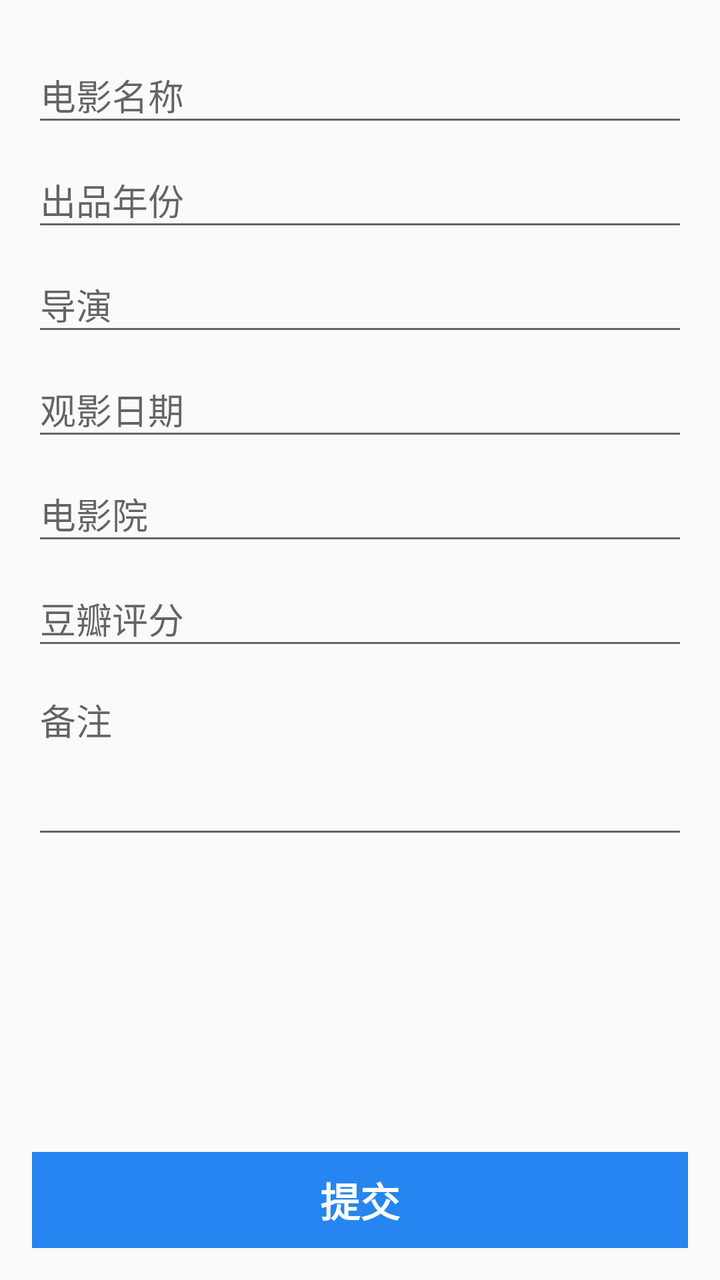
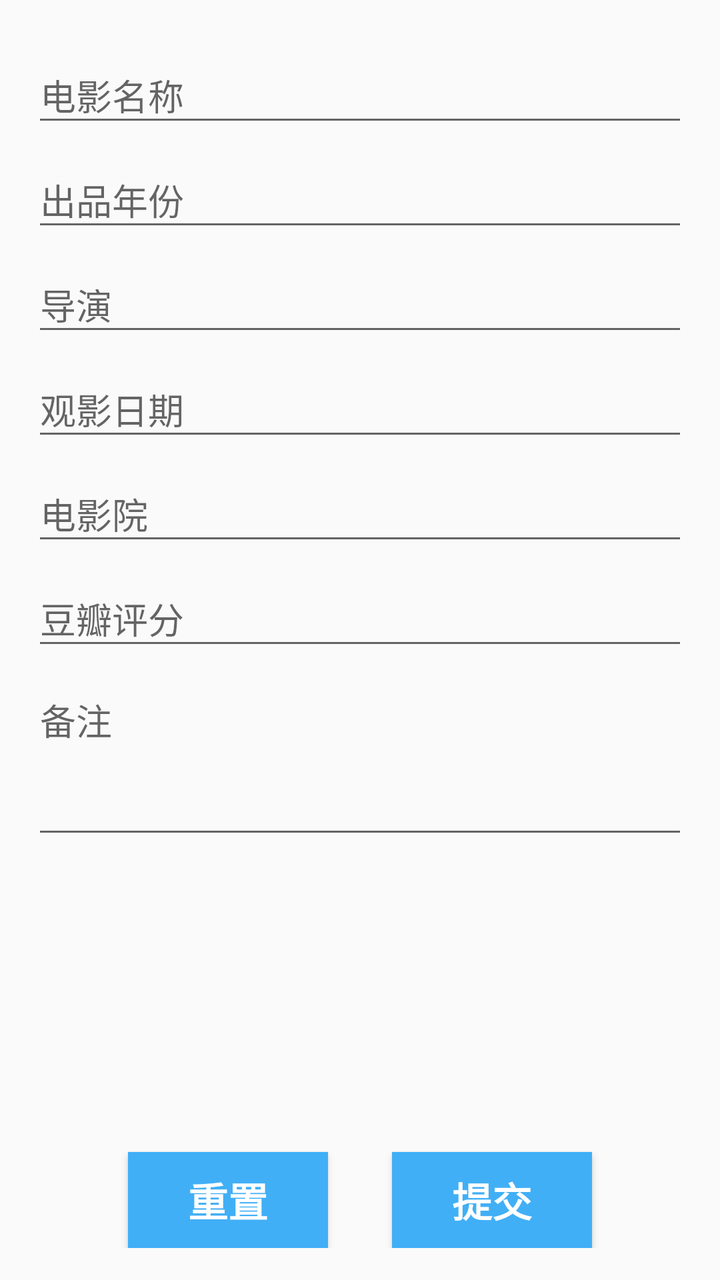

Screens rendered from an Android XML layout before and after an edit, with the pre-edit source and the edit as a unified diff.
<!-- AndroidManifest.xml: application theme AppTheme -->
<!-- res/layout/content_film_info.xml -->
<?xml version="1.0" encoding="utf-8"?>
<RelativeLayout xmlns:android="http://schemas.android.com/apk/res/android"
                xmlns:tools="http://schemas.android.com/tools"
                android:layout_width="match_parent"
                android:layout_height="match_parent"
                android:layout_marginTop="56dp"
                android:paddingBottom="@dimen/activity_vertical_margin"
                android:paddingLeft="@dimen/activity_horizontal_margin"
                android:paddingRight="@dimen/activity_horizontal_margin"
                android:paddingTop="@dimen/activity_vertical_margin"
                android:gravity="center_horizontal"
                android:orientation="vertical"
                tools:context="cn.sixlab.app.mineapps.activity.FilmInfoActivity"
                tools:showIn="@layout/activity_film_info">

    <RelativeLayout
        android:id="@+id/panelBottom"
        android:layout_width="match_parent"
        android:layout_height="wrap_content"
        android:layout_alignParentBottom="true" >

        <Button
            android:id="@+id/film_info_submit"
            style="?android:textAppearanceSmall"
            android:layout_width="match_parent"
            android:layout_height="wrap_content"
            android:layout_marginTop="16dp"
            android:background="@color/colorPrimary"
            android:text="@string/action_submit"
            android:textColor="@color/colorWhite"
            android:textSize="20sp"
            android:onClick="submitFilm"
            android:textStyle="bold"/>
    </RelativeLayout>

    <ScrollView
        android:layout_width="match_parent"
        android:layout_height="wrap_content"
        android:layout_alignParentTop="true"
        android:layout_above="@id/panelBottom">
        <LinearLayout
            android:layout_width="match_parent"
            android:layout_height="wrap_content"
            android:orientation="vertical">

            <android.support.design.widget.TextInputLayout
                android:layout_width="match_parent"
                android:layout_height="wrap_content">

                <EditText
                    android:id="@+id/text_film_name"
                    android:layout_width="match_parent"
                    android:layout_height="wrap_content"
                    android:hint="@string/prompt_film_name"
                    android:inputType="text"
                    android:maxLines="1"
                    android:singleLine="true"/>
            </android.support.design.widget.TextInputLayout>

            <android.support.design.widget.TextInputLayout
                android:layout_width="match_parent"
                android:layout_height="wrap_content">
                <EditText
                    android:id="@+id/text_produce_year"
                    android:layout_width="match_parent"
                    android:layout_height="wrap_content"
                    android:hint="@string/prompt_produce_year"
                    android:inputType="number"
                    android:maxLines="1"
                    android:singleLine="true"/>
            </android.support.design.widget.TextInputLayout>

            <android.support.design.widget.TextInputLayout
                android:layout_width="match_parent"
                android:layout_height="wrap_content">
                <EditText
                    android:id="@+id/text_director"
                    android:layout_width="match_parent"
                    android:layout_height="wrap_content"
                    android:hint="@string/prompt_director"
                    android:inputType="text"
                    android:maxLines="1"
                    android:singleLine="true"/>
            </android.support.design.widget.TextInputLayout>

            <android.support.design.widget.TextInputLayout
                android:layout_width="match_parent"
                android:layout_height="wrap_content">
                <EditText
                    android:id="@+id/text_view_date"
                    android:layout_width="match_parent"
                    android:layout_height="wrap_content"
                    android:hint="@string/prompt_view_date"
                    android:inputType="date"
                    android:maxLines="1"
                    android:singleLine="true"/>
            </android.support.design.widget.TextInputLayout>

            <android.support.design.widget.TextInputLayout
                android:layout_width="match_parent"
                android:layout_height="wrap_content">
                <EditText
                    android:id="@+id/text_cinema"
                    android:layout_width="match_parent"
                    android:layout_height="wrap_content"
                    android:hint="@string/prompt_cinema"
                    android:inputType="text"
                    android:maxLines="1"
                    android:singleLine="true"/>
            </android.support.design.widget.TextInputLayout>

            <android.support.design.widget.TextInputLayout
                android:layout_width="match_parent"
                android:layout_height="wrap_content">
                <EditText
                    android:id="@+id/text_douban_score"
                    android:layout_width="match_parent"
                    android:layout_height="wrap_content"
                    android:hint="@string/prompt_douban_score"
                    android:inputType="numberDecimal"
                    android:maxLines="1"
                    android:singleLine="true"/>
            </android.support.design.widget.TextInputLayout>

            <android.support.design.widget.TextInputLayout
                android:layout_width="match_parent"
                android:layout_height="wrap_content">
                <EditText
                    android:id="@+id/text_remark"
                    android:layout_width="match_parent"
                    android:layout_height="wrap_content"
                    android:hint="@string/prompt_remark"
                    android:inputType="textMultiLine"
                    android:minLines="3"
                    android:maxLines="5"
                    android:gravity="left|top"/>
            </android.support.design.widget.TextInputLayout>

        </LinearLayout>
    </ScrollView>

</RelativeLayout>
<!-- res/layout/activity_film_info.xml (included above) -->
<?xml version="1.0" encoding="utf-8"?>
<android.support.design.widget.CoordinatorLayout
    xmlns:android="http://schemas.android.com/apk/res/android"
    xmlns:app="http://schemas.android.com/apk/res-auto"
    xmlns:tools="http://schemas.android.com/tools"
    android:layout_width="match_parent"
    android:layout_height="match_parent"
    tools:context="cn.sixlab.app.mineapps.activity.FilmInfoActivity">

    <android.support.design.widget.AppBarLayout
        android:layout_width="match_parent"
        android:layout_height="wrap_content"
        android:theme="@style/AppTheme.AppBarOverlay">

        <android.support.v7.widget.Toolbar
            android:id="@+id/toolbar"
            android:layout_width="match_parent"
            android:layout_height="?attr/actionBarSize"
            android:background="?attr/colorPrimary"
            app:popupTheme="@style/AppTheme.PopupOverlay"/>

    </android.support.design.widget.AppBarLayout>

    <include layout="@layout/content_film_info"/>

    <android.support.design.widget.FloatingActionButton
        android:id="@+id/fab"
        android:layout_width="wrap_content"
        android:layout_height="wrap_content"
        android:layout_gravity="bottom|end"
        android:layout_margin="@dimen/fab_margin"
        app:srcCompat="@android:drawable/ic_dialog_dialer"/>

</android.support.design.widget.CoordinatorLayout>
<!-- resources referenced by this layout -->
<resources>
  <color name="colorPrimary">#2685F0</color>
  <color name="colorWhite">#FFFFFF</color>
  <dimen name="activity_horizontal_margin">16dp</dimen>
  <dimen name="activity_vertical_margin">16dp</dimen>
  <dimen name="fab_margin">16dp</dimen>
  <string name="action_submit">提交</string>
  <string name="prompt_cinema">电影院</string>
  <string name="prompt_director">导演</string>
  <string name="prompt_douban_score">豆瓣评分</string>
  <string name="prompt_film_name">电影名称</string>
  <string name="prompt_produce_year">出品年份</string>
  <string name="prompt_remark">备注</string>
  <string name="prompt_view_date">观影日期</string>
  <style name="AppTheme.AppBarOverlay" parent="ThemeOverlay.AppCompat.Dark.ActionBar" />
  <style name="AppTheme.PopupOverlay" parent="ThemeOverlay.AppCompat.Light" />
  <style name="AppTheme" parent="Theme.AppCompat.Light.DarkActionBar">
          
          <item name="colorPrimary">@color/colorPrimary</item>
          <item name="colorPrimaryDark">@color/colorPrimaryDark</item>
          <item name="colorAccent">@color/colorAccent</item>
      </style>
  <color name="colorPrimaryDark">#477dc5</color>
  <color name="colorAccent">#48b463</color>
</resources>

<!-- the commit's change to res/layout/content_film_info.xml (unified diff, before → after) -->
@@ -13,25 +13,45 @@
                 tools:context="cn.sixlab.app.mineapps.activity.FilmInfoActivity"
                 tools:showIn="@layout/activity_film_info">
 
-    <RelativeLayout
+    <LinearLayout
         android:id="@+id/panelBottom"
         android:layout_width="match_parent"
         android:layout_height="wrap_content"
-        android:layout_alignParentBottom="true" >
+        android:layout_alignParentBottom="true"
+        android:orientation="horizontal">
+
+        <Button
+            android:id="@+id/film_info_clear"
+            style="?android:textAppearanceSmall"
+            android:layout_width="wrap_content"
+            android:layout_height="wrap_content"
+            android:layout_weight="1"
+            android:layout_marginTop="@dimen/fab_margin"
+            android:layout_marginRight="@dimen/fab_margin"
+            android:layout_marginLeft="@dimen/fab_margin_2"
+            android:background="@color/colorPrimary"
+            android:text="@string/action_reset"
+            android:textColor="@color/colorWhite"
+            android:textSize="20sp"
+            android:onClick="initInput"
+            android:textStyle="bold"/>
 
         <Button
             android:id="@+id/film_info_submit"
             style="?android:textAppearanceSmall"
-            android:layout_width="match_parent"
+            android:layout_width="wrap_content"
             android:layout_height="wrap_content"
-            android:layout_marginTop="16dp"
+            android:layout_weight="1"
+            android:layout_marginTop="@dimen/fab_margin"
+            android:layout_marginLeft="@dimen/fab_margin"
+            android:layout_marginRight="@dimen/fab_margin_2"
             android:background="@color/colorPrimary"
             android:text="@string/action_submit"
             android:textColor="@color/colorWhite"
             android:textSize="20sp"
             android:onClick="submitFilm"
             android:textStyle="bold"/>
-    </RelativeLayout>
+    </LinearLayout>
 
     <ScrollView
         android:layout_width="match_parent"
@@ -171,7 +191,9 @@
         android:layout_width="wrap_content"
         android:layout_height="wrap_content"
         android:layout_gravity="bottom|end"
+
         android:layout_margin="@dimen/fab_margin"
-        app:srcCompat="@android:drawable/ic_dialog_dialer"/>
+        app:backgroundTint="@color/colorPrimary"
+        app:srcCompat="@drawable/ic_search_black_24dp"/>
 
 </android.support.design.widget.CoordinatorLayout>
<!-- resource entries referenced after the edit -->
@@ -1,10 +1,22 @@
 <!-- resources referenced by this layout -->
 <resources>
-  <color name="colorPrimary">#2685F0</color>
+  <color name="colorPrimary">#41AFF6</color>
   <color name="colorWhite">#FFFFFF</color>
   <dimen name="activity_horizontal_margin">16dp</dimen>
   <dimen name="activity_vertical_margin">16dp</dimen>
   <dimen name="fab_margin">16dp</dimen>
+  <dimen name="fab_margin_2">48dp</dimen>
+  <!-- drawable ic_search_black_24dp (drawable) -->
+  <vector xmlns:android="http://schemas.android.com/apk/res/android"
+          android:width="24dp"
+          android:height="24dp"
+          android:viewportWidth="24.0"
+          android:viewportHeight="24.0">
+      <path
+          android:fillColor="#FF000000"
+          android:pathData="M15.5,14h-0.79l-0.28,-0.27C15.41,12.59 16,11.11 16,9.5 16,5.91 13.09,3 9.5,3S3,5.91 3,9.5 5.91,16 9.5,16c1.61,0 3.09,-0.59 4.23,-1.57l0.27,0.28v0.79l5,4.99L20.49,19l-4.99,-5zM9.5,14C7.01,14 5,11.99 5,9.5S7.01,5 9.5,5 14,7.01 14,9.5 11.99,14 9.5,14z"/>
+  </vector>
+  <string name="action_reset">重置</string>
   <string name="action_submit">提交</string>
   <string name="prompt_cinema">电影院</string>
   <string name="prompt_director">导演</string>
